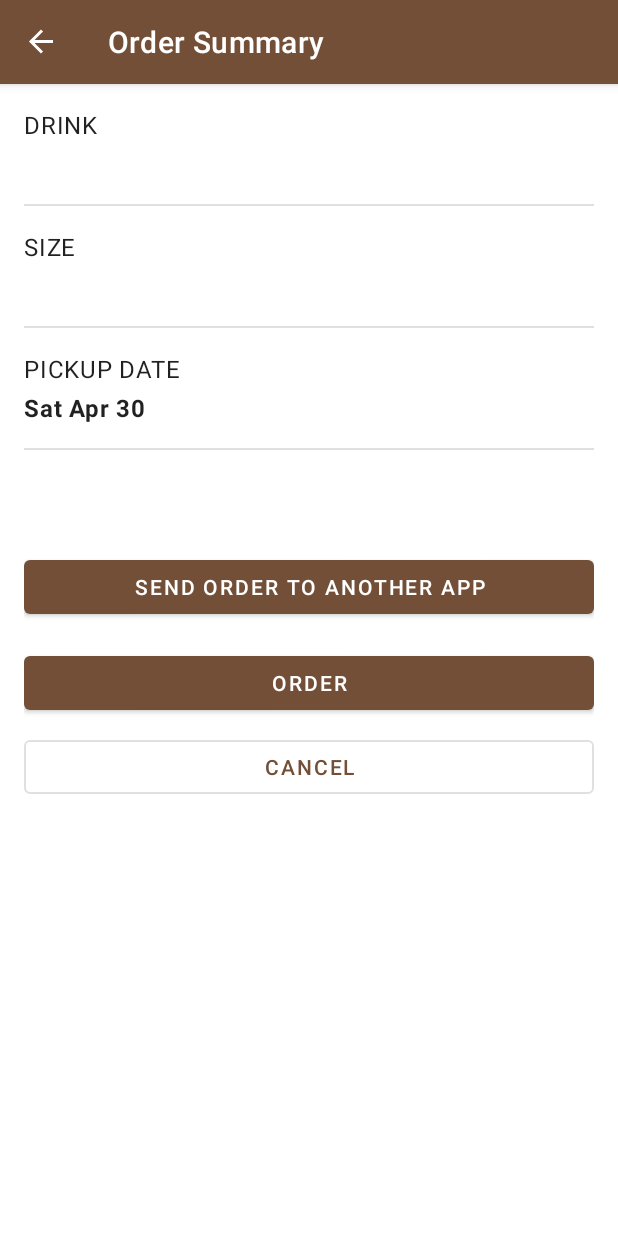
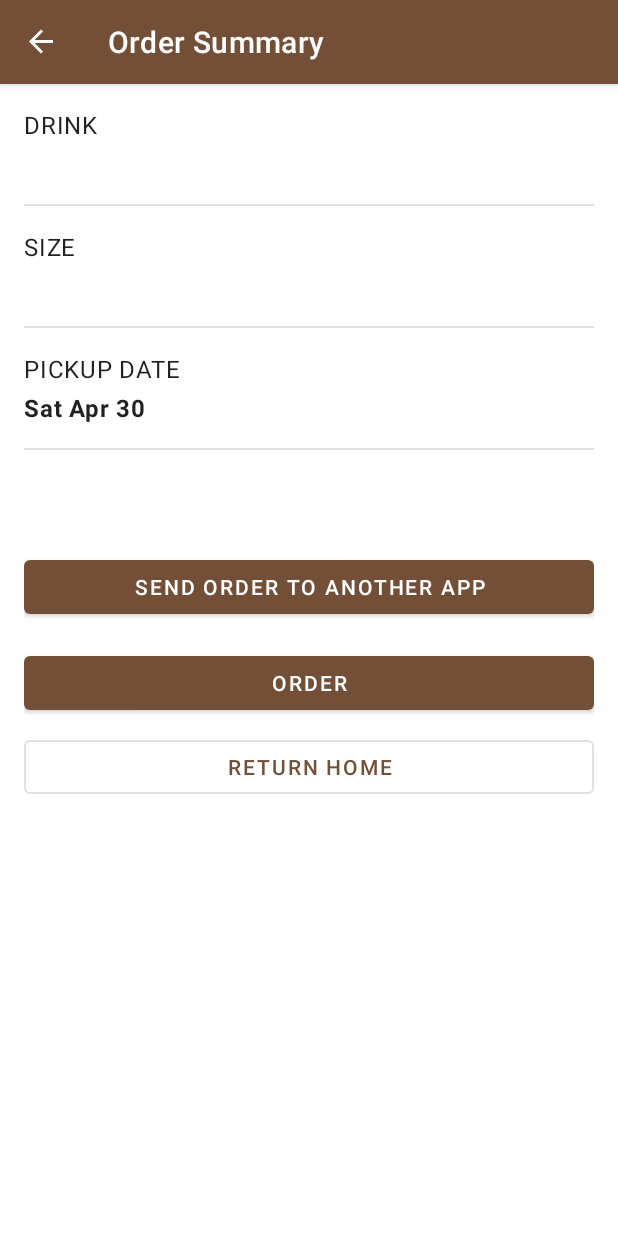
Before and after one commit to morganmschultz/CoffeeShopBeta, an Android app: the SummaryFragment screen opened through its navigation route, on a phone screen of 412 x 824 dp. Run offline under Robolectric (Android 15) with nearby library versions, the phone set to English and light mode, and no system bars; our stand-ins replace data binding, navigation-ui; 2 statements that could not run were skipped.

Commit message:
Change menu pictures and labels and change Cancel button after order

```diff
--- a/app/src/main/java/com/example/coffeeshopprototype/SummaryFragment.kt
+++ b/app/src/main/java/com/example/coffeeshopprototype/SummaryFragment.kt
@@ -72,6 +72,11 @@ class SummaryFragment : Fragment() {
         findNavController().navigate(R.id.action_summaryFragment_to_orderFragment)
     }
 
+    fun returnHome() {
+        sharedViewModel.resetOrder()
+        findNavController().navigate(R.id.action_summaryFragment_to_homeFragment)
+    }
+
 
     override fun onDestroyView() {
         super.onDestroyView()
--- a/app/src/main/java/com/example/coffeeshopprototype/ui/menu/MenuViewModel.kt
+++ b/app/src/main/java/com/example/coffeeshopprototype/ui/menu/MenuViewModel.kt
@@ -7,7 +7,7 @@ import androidx.lifecycle.ViewModel
 class MenuViewModel : ViewModel() {
 
     private val _text = MutableLiveData<String>().apply {
-        value = "Latte\nSmall: $3.00\nMedium: $4.50\nLarge: $5.25"
+        value = "Latte\nS: $3.00\nM: $4.50\nL: $5.25"
     }
     val text: LiveData<String> = _text
 }
--- a/app/src/main/res/layout/fragment_summary.xml
+++ b/app/src/main/res/layout/fragment_summary.xml
@@ -136,12 +136,12 @@
 
             <Button
                 android:id="@+id/cancel_button"
-                android:onClick="@{() -> summaryFragment.cancelOrder()}"
+                android:onClick="@{() -> summaryFragment.returnHome()}"
                 style="?attr/materialButtonOutlinedStyle"
                 android:layout_width="match_parent"
                 android:layout_height="wrap_content"
                 android:layout_marginTop="@dimen/margin_between_elements"
-                android:text="@string/cancel" />
+                android:text="@string/return_home" />
 
         </LinearLayout>
     </ScrollView>
--- a/app/src/main/res/navigation/nav_graph.xml
+++ b/app/src/main/res/navigation/nav_graph.xml
@@ -54,10 +54,18 @@
         <action
             android:id="@+id/action_summaryFragment_to_orderFragment"
             app:destination="@id/orderFragment" />
+        <action
+            android:id="@+id/action_summaryFragment_to_homeFragment"
+            app:destination="@id/homeFragment" />
     </fragment>
     <fragment
         android:id="@+id/orderFragment"
         android:name="com.example.coffeeshopprototype.ui.order.OrderFragment"
         android:label="@string/order_coffee1"
         tools:layout="@layout/fragment_order" />
+    <fragment
+        android:id="@+id/homeFragment"
+        android:name="com.example.coffeeshopprototype.ui.home.HomeFragment"
+        android:label="@string/return_home"
+        tools:layout="@layout/fragment_home" />
 </navigation>
--- a/app/src/main/res/values-night/themes.xml
+++ b/app/src/main/res/values-night/themes.xml
@@ -6,8 +6,8 @@
         <item name="colorPrimaryVariant">@color/brown_700</item>
         <item name="colorOnPrimary">@color/black</item>
         <!-- Secondary brand color. -->
-        <item name="colorSecondary">@color/teal_200</item>
-        <item name="colorSecondaryVariant">@color/teal_200</item>
+        <item name="colorSecondary">@color/tan_200</item>
+        <item name="colorSecondaryVariant">@color/tan_700</item>
         <item name="colorOnSecondary">@color/black</item>
         <!-- Status bar color. -->
         <item name="android:statusBarColor" tools:targetApi="l">?attr/colorPrimaryVariant</item>
--- a/app/src/main/res/values/colors.xml
+++ b/app/src/main/res/values/colors.xml
@@ -3,8 +3,8 @@
     <color name="brown_200">#81583A</color>
     <color name="brown_500">#734F38</color>
     <color name="brown_700">#553725</color>
-    <color name="teal_200">#FF03DAC5</color>
-    <color name="teal_700">#FF018786</color>
+    <color name="tan_200">#C8B29B</color>
+    <color name="tan_700">#BE9E7E</color>
     <color name="black">#FF000000</color>
     <color name="white">#FFFFFFFF</color>
     <color name="pink_400">#673AB7</color>
--- a/app/src/main/res/values/themes.xml
+++ b/app/src/main/res/values/themes.xml
@@ -6,8 +6,8 @@
         <item name="colorPrimaryVariant">@color/brown_700</item>
         <item name="colorOnPrimary">@color/white</item>
         <!-- Secondary brand color. -->
-        <item name="colorSecondary">@color/teal_200</item>
-        <item name="colorSecondaryVariant">@color/teal_700</item>
+        <item name="colorSecondary">@color/tan_200</item>
+        <item name="colorSecondaryVariant">@color/tan_700</item>
         <item name="colorOnSecondary">@color/black</item>
         <!-- Status bar color. -->
         <item name="android:statusBarColor" tools:targetApi="l">?attr/colorPrimaryVariant</item>
```
Also changed, not shown: app/src/main/res/layout/fragment_menu.xml (+4 -4 lines), app/src/main/res/values/strings.xml (+3 -5 lines), app/src/main/res/drawable/black_coffee.jpg (deleted), app/src/main/res/drawable/cappuccino.jpg (deleted), app/src/main/res/drawable/latte.jpg (deleted).
